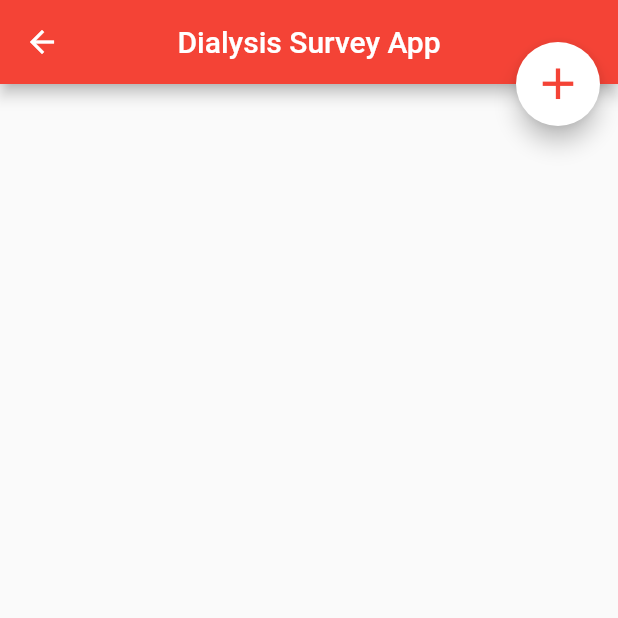
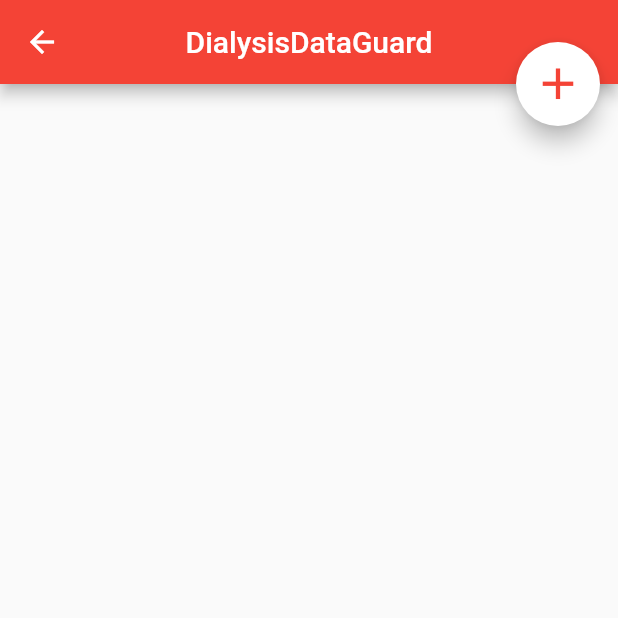
Before and after one commit to fazil-kp/DialysisDataGuard, a Flutter app: the HomePage screen opened directly, on a phone screen of 412 x 824 dp, the top half of it. Run offline on Flutter 3.47's test engine with Material 2 defaults, Android fonts, the phone set to English and light mode, and no system bars; our stand-ins replace cloud_firestore, firebase_core; missing offline and left inert: blood_donation_app; accounts and stored records are empty; statements that could not run were skipped.

Commit message:
main page updated

```diff
--- a/lib/project1/home.dart
+++ b/lib/project1/home.dart
@@ -21,7 +21,7 @@ class _HomePageState extends State<HomePage> {
   Widget build(BuildContext context) {
     return Scaffold(
       appBar: AppBar(
-        title: const Text("Dialysis Survey App"),
+        title: const Text("DialysisDataGuard"),
         backgroundColor: Colors.red,
         centerTitle: true,
       ),
```
